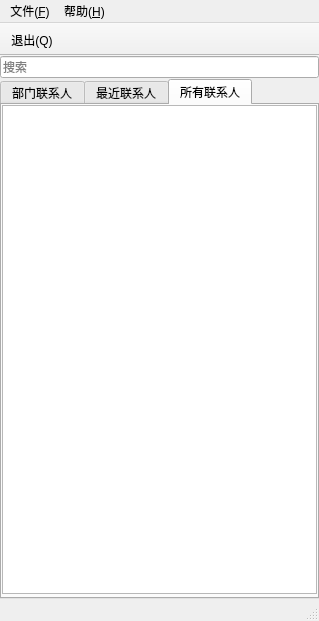
Above: client/src/ui/mainwindow.ui from abomb4/biye before the change. Below: the same form after it.
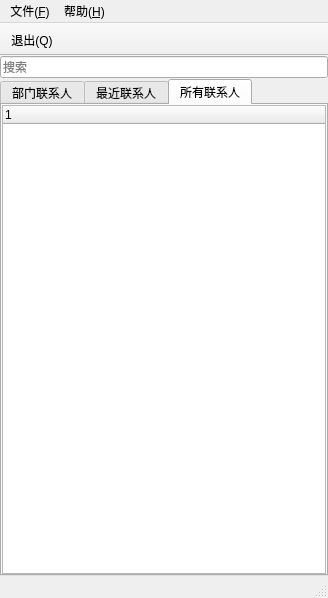
That is the form after the change. The open tabs and pages were chosen to show the change. Icons and pictures are not drawn.

Commit message: two list

```diff
--- a/client/src/ui/mainwindow.ui
+++ b/client/src/ui/mainwindow.ui
@@ -6,8 +6,8 @@
    <rect>
     <x>0</x>
     <y>0</y>
-    <width>319</width>
-    <height>621</height>
+    <width>328</width>
+    <height>598</height>
    </rect>
   </property>
   <property name="windowTitle">
@@ -111,11 +111,11 @@
        </layout>
       </widget>
       <widget class="QWidget" name="tab_all">
-       <property name="maximumSize">
-        <size>
-         <width>315</width>
-         <height>489</height>
-        </size>
+       <property name="sizePolicy">
+        <sizepolicy hsizetype="Preferred" vsizetype="Preferred">
+         <horstretch>0</horstretch>
+         <verstretch>0</verstretch>
+        </sizepolicy>
        </property>
        <attribute name="title">
         <string>所有联系人</string>
@@ -134,7 +134,19 @@
          <number>0</number>
         </property>
         <item>
-         <widget class="QListView" name="listView"/>
+         <widget class="QTreeWidget" name="tree_all">
+          <property name="sizePolicy">
+           <sizepolicy hsizetype="Expanding" vsizetype="Expanding">
+            <horstretch>0</horstretch>
+            <verstretch>0</verstretch>
+           </sizepolicy>
+          </property>
+          <column>
+           <property name="text">
+            <string notr="true">1</string>
+           </property>
+          </column>
+         </widget>
         </item>
        </layout>
       </widget>
@@ -147,7 +159,7 @@
     <rect>
      <x>0</x>
      <y>0</y>
-     <width>319</width>
+     <width>328</width>
      <height>22</height>
     </rect>
    </property>
```
Left out of the diff: 4 changed lines with no effect on the pictures. The commit also changes 7 other files.
